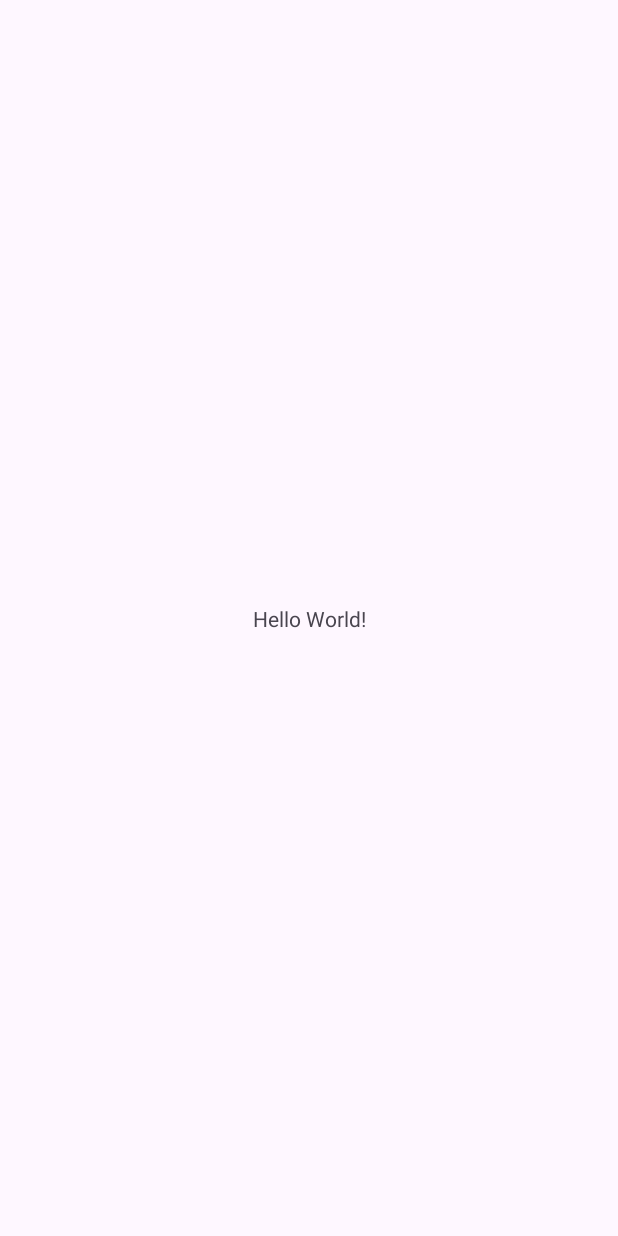
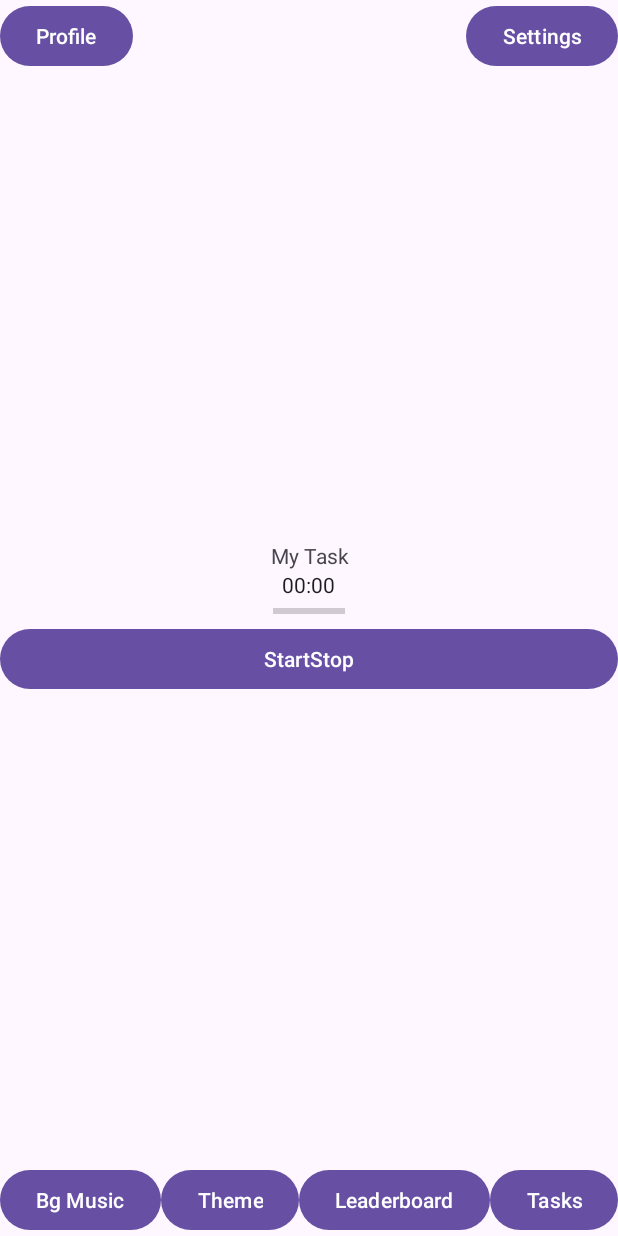
Before and after one commit to berhudank/madproject, an Android app: the screen it shows after launch (MainActivity before the commit, MainView after it), on a phone screen of 412 x 824 dp. Before the commit the screen is almost empty. Run offline under Robolectric (Android 15) with nearby library versions, the phone set to English and light mode, and no system bars.

Commit message:
prepared some ui

```diff
--- a/FocusOn/app/src/main/AndroidManifest.xml
+++ b/FocusOn/app/src/main/AndroidManifest.xml
@@ -13,7 +13,10 @@
         android:theme="@style/Theme.FocusOn"
         tools:targetApi="31">
         <activity
-            android:name=".MainActivity"
+            android:name=".TasksView"
+            android:exported="false" />
+        <activity
+            android:name=".MainView"
             android:exported="true">
             <intent-filter>
                 <action android:name="android.intent.action.MAIN" />
--- a/FocusOn/app/src/main/java/mad/focuson/MainActivity.java
+++ b/FocusOn/app/src/main/java/mad/focuson/MainView.java
@@ -8,7 +8,7 @@ import androidx.core.graphics.Insets;
 import androidx.core.view.ViewCompat;
 import androidx.core.view.WindowInsetsCompat;
 
-public class MainActivity extends AppCompatActivity {
+public class MainView extends AppCompatActivity {
 
     @Override
     protected void onCreate(Bundle savedInstanceState) {
@@ -20,5 +20,7 @@ public class MainActivity extends AppCompatActivity {
             v.setPadding(systemBars.left, systemBars.top, systemBars.right, systemBars.bottom);
             return insets;
         });
+
+
     }
 }
--- a/FocusOn/app/src/main/res/layout/activity_main.xml
+++ b/FocusOn/app/src/main/res/layout/activity_main.xml
@@ -5,15 +5,88 @@
     android:id="@+id/main"
     android:layout_width="match_parent"
     android:layout_height="match_parent"
-    tools:context=".MainActivity">
+    tools:context=".MainView">
 
-    <TextView
+    <LinearLayout
+        android:layout_width="match_parent"
+        android:layout_height="wrap_content"
+        android:orientation="horizontal"
+        app:layout_constraintBottom_toBottomOf="parent">
+
+        <Button
+            android:id="@+id/btnBgMusic"
+            android:layout_width="wrap_content"
+            android:layout_height="wrap_content"
+            android:text="Bg Music" />
+
+        <Button
+            android:id="@+id/btnTheme"
+            android:layout_width="wrap_content"
+            android:layout_height="wrap_content"
+            android:text="Theme" />
+
+        <Button
+            android:id="@+id/btnLeaderboard"
+            android:layout_width="wrap_content"
+            android:layout_height="wrap_content"
+            android:text="Leaderboard" />
+
+        <Button
+            android:id="@+id/btnTasks"
+            android:layout_width="wrap_content"
+            android:layout_height="wrap_content"
+            android:text="Tasks" />
+    </LinearLayout>
+
+    <Button
+        android:id="@+id/btnProfile"
         android:layout_width="wrap_content"
         android:layout_height="wrap_content"
-        android:text="Hello World!"
-        app:layout_constraintBottom_toBottomOf="parent"
-        app:layout_constraintEnd_toEndOf="parent"
+        android:text="Profile"
         app:layout_constraintStart_toStartOf="parent"
         app:layout_constraintTop_toTopOf="parent" />
 
+    <Button
+        android:id="@+id/btnSettings"
+        android:layout_width="wrap_content"
+        android:layout_height="wrap_content"
+        android:text="Settings"
+        app:layout_constraintEnd_toEndOf="parent"
+        app:layout_constraintTop_toTopOf="parent" />
+
+    <LinearLayout
+        android:layout_width="match_parent"
+        android:layout_height="match_parent"
+        android:gravity="center"
+        android:orientation="vertical">
+
+
+        <TextView
+            android:id="@+id/txtTaskName"
+            android:layout_width="match_parent"
+            android:layout_height="wrap_content"
+            android:gravity="center"
+            android:text="My Task" />
+
+        <Chronometer
+            android:id="@+id/timer"
+            android:layout_width="wrap_content"
+            android:layout_height="wrap_content"
+            android:countDown="true"
+            android:format="%s:%s" />
+
+        <ProgressBar
+            android:id="@+id/progressBar"
+            style="?android:attr/progressBarStyleHorizontal"
+            android:layout_width="wrap_content"
+            android:layout_height="wrap_content" />
+
+        <Button
+            android:id="@+id/btnStartStop"
+            android:layout_width="match_parent"
+            android:layout_height="wrap_content"
+            android:text="StartStop" />
+
+    </LinearLayout>
+
 </androidx.constraintlayout.widget.ConstraintLayout>
```
Also changed, not shown: FocusOn/app/src/main/java/mad/focuson/TasksView.java (added, +24 -0 lines), FocusOn/app/src/main/res/drawable-anydpi/ic_back.xml (added, +12 -0 lines), FocusOn/app/src/main/res/drawable-anydpi/ic_delete.xml (added, +11 -0 lines), FocusOn/app/src/main/res/layout/activity_tasks_view.xml (added, +38 -0 lines), FocusOn/app/src/main/res/drawable-hdpi/ic_back.png (added), FocusOn/app/src/main/res/drawable-hdpi/ic_delete.png (added), FocusOn/app/src/main/res/drawable-mdpi/ic_back.png (added), FocusOn/app/src/main/res/drawable-mdpi/ic_delete.png (added), FocusOn/app/src/main/res/drawable-xhdpi/ic_back.png (added), FocusOn/app/src/main/res/drawable-xhdpi/ic_delete.png (added), FocusOn/app/src/main/res/drawable-xxhdpi/ic_back.png (added), FocusOn/app/src/main/res/drawable-xxhdpi/ic_delete.png (added).
